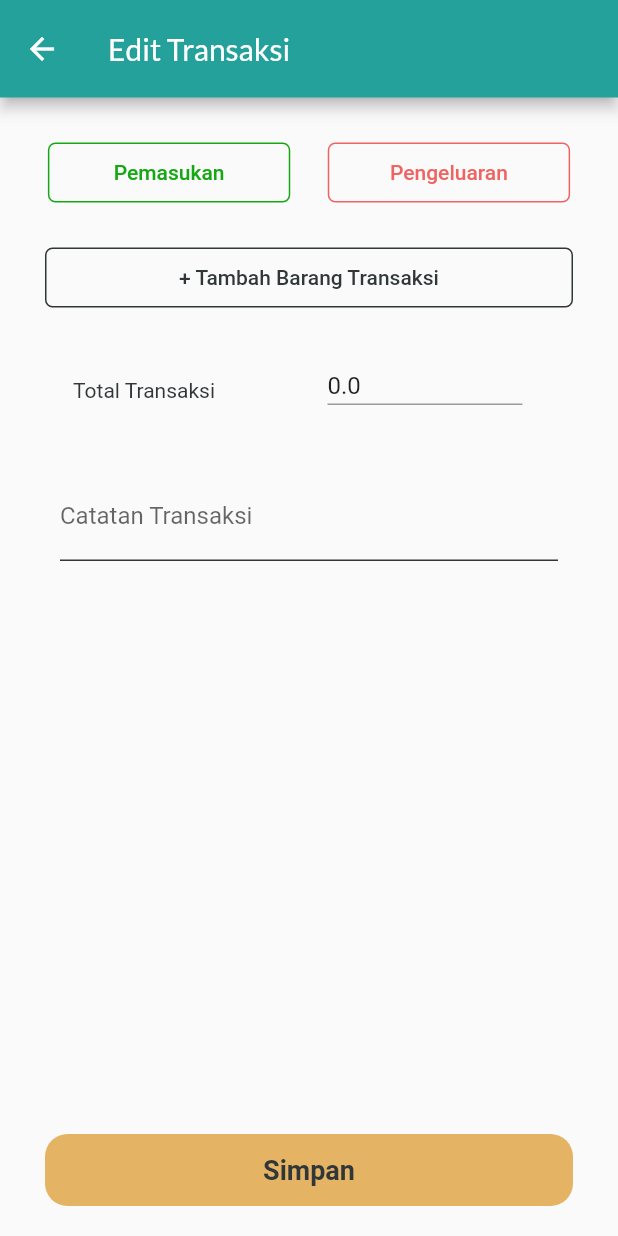
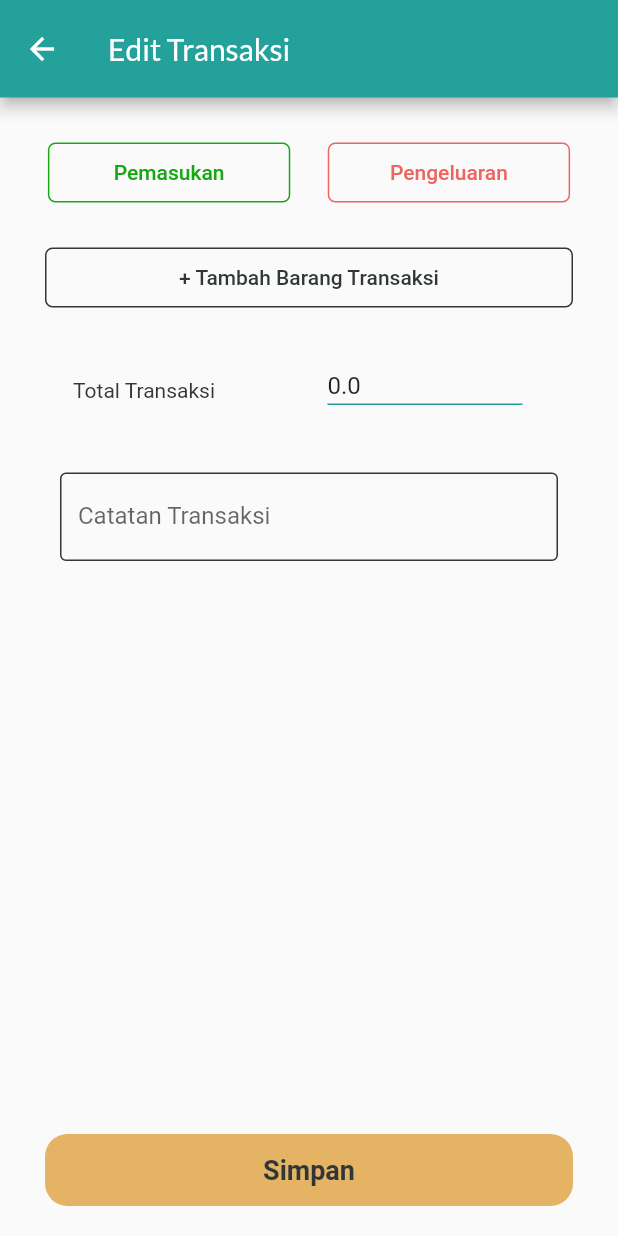
Before and after one commit to raymondlay023/catet_kas, a Flutter app: the EditTransaksiPage screen opened directly with empty values, on a phone screen of 412 x 824 dp. Run offline on Flutter 3.47's test engine with Material 2 defaults, Android fonts, the phone set to English and light mode, and no system bars; our stand-ins replace dotted_line, google_fonts, grouped_list, shared_preferences, syncfusion_flutter_charts; missing offline and left inert: month_year_picker, shared_preferences_web; accounts and stored records are empty; network calls fail.

Commit message:
change theme, fix total price

```diff
--- a/lib/main.dart
+++ b/lib/main.dart
@@ -15,6 +15,7 @@ import 'package:catet_kas/providers/cart_provider.dart';
 import 'package:catet_kas/providers/product_provider.dart';
 import 'package:catet_kas/providers/shop_provider.dart';
 import 'package:catet_kas/providers/transaction_provider.dart';
+import 'package:catet_kas/theme.dart';
 import 'package:flutter/material.dart';
 import 'package:month_year_picker/month_year_picker.dart';
 import 'package:provider/provider.dart';
@@ -46,6 +47,10 @@ class MyApp extends StatelessWidget {
         )
       ],
       child: MaterialApp(
+        theme: ThemeData(
+          colorScheme: ColorScheme.fromSwatch()
+              .copyWith(primary: primaryColor, secondary: primaryColor),
+        ),
         localizationsDelegates: const [
           GlobalWidgetsLocalizations.delegate,
           GlobalMaterialLocalizations.delegate,
--- a/lib/pages/edit_transaksi_page.dart
+++ b/lib/pages/edit_transaksi_page.dart
@@ -18,13 +18,13 @@ class EditTransaksiPage extends StatefulWidget {
 }
 
 class _EditTransaksiState extends State<EditTransaksiPage> {
-  late double totalPrice;
   late String type = '';
+  final totalPriceController = TextEditingController();
   @override
   void initState() {
     super.initState();
     getCarts();
-    totalPrice = getTotalPrice();
+    totalPriceController.addListener(getTotalPrice);
     type = getType();
   }
 
@@ -45,9 +45,11 @@ class _EditTransaksiState extends State<EditTransaksiPage> {
   }
 
   getTotalPrice() {
-    CartProvider cartProvider =
-        Provider.of<CartProvider>(context, listen: false);
-    return cartProvider.totalPrice();
+    setState(() {
+      CartProvider cartProvider =
+          Provider.of<CartProvider>(context, listen: false);
+      totalPriceController.text = cartProvider.totalPrice().toString();
+    });
   }
 
   getType() {
@@ -58,8 +60,6 @@ class _EditTransaksiState extends State<EditTransaksiPage> {
   Widget build(BuildContext context) {
     TextEditingController noteController =
         TextEditingController(text: widget.transaction.note);
-    TextEditingController totalPriceController =
-        TextEditingController(text: totalPrice.toString());
 
     CartProvider cartProvider = Provider.of<CartProvider>(context);
     TransactionProvider transactionProvider =
@@ -224,11 +224,7 @@ class _EditTransaksiState extends State<EditTransaksiPage> {
                   FilteringTextInputFormatter.singleLineFormatter,
                 ],
                 controller: totalPriceController,
-                // onChanged: (String value) {
-                //   setState(() {
-                //     totalPrice = double.parse(value);
-                //   });
-                // },
+                autofocus: true,
                 cursorColor: primaryColor,
                 decoration: InputDecoration(
                   focusedBorder: UnderlineInputBorder(
@@ -260,12 +256,12 @@ class _EditTransaksiState extends State<EditTransaksiPage> {
                   label: const Text('Catatan Transaksi'),
                   floatingLabelStyle:
                       primaryTextStyle.copyWith(color: primaryTextColor),
-                  enabledBorder: UnderlineInputBorder(
+                  enabledBorder: OutlineInputBorder(
                     borderSide: BorderSide(
                       color: primaryTextColor,
                     ),
                   ),
-                  focusedBorder: UnderlineInputBorder(
+                  focusedBorder: OutlineInputBorder(
                     borderSide: BorderSide(
                       color: primaryColor,
                     ),
```
Also changed, not shown: lib/pages/catat_transaksi_page.dart (+11 -17 lines).
